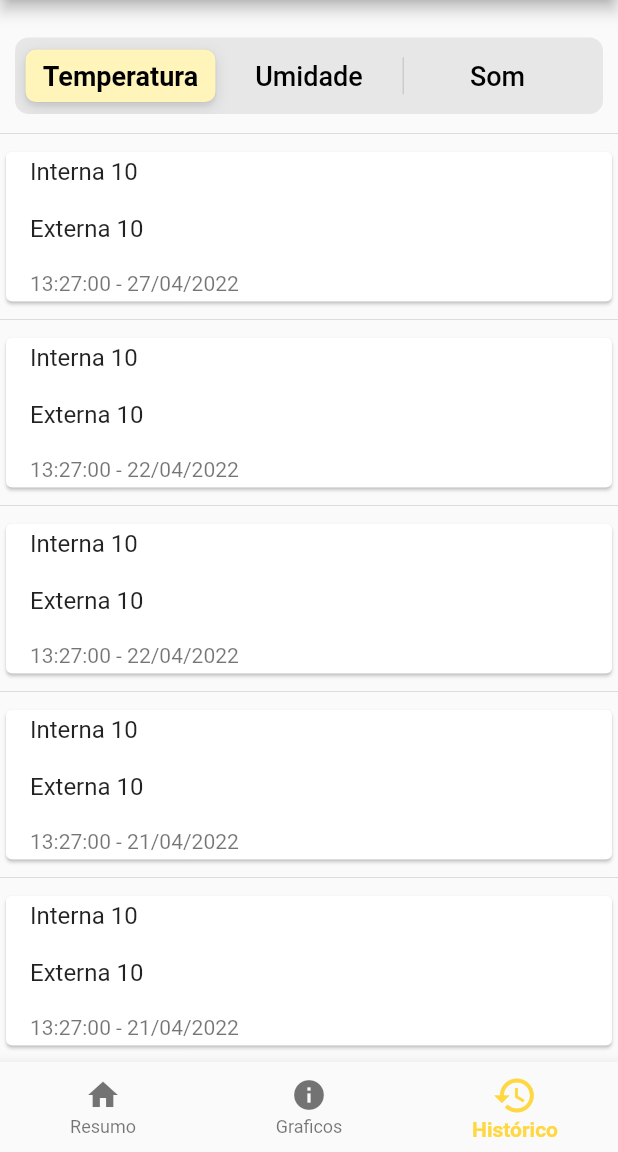
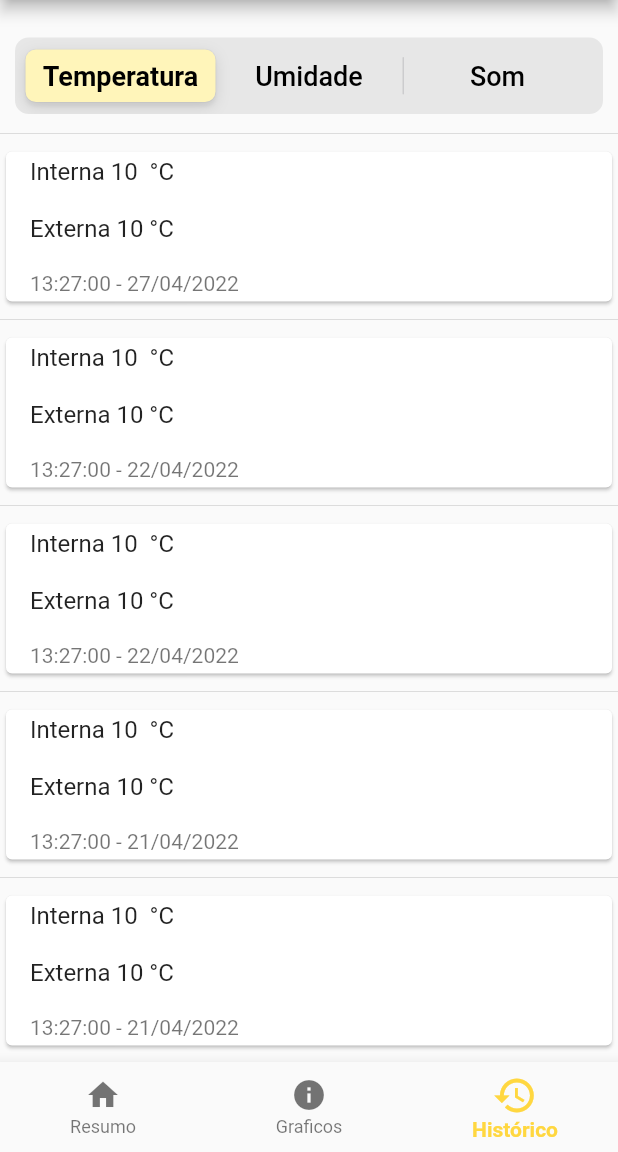
Before and after one commit to Apicultores/mobile-app, a Flutter app: the screen it shows after launch, item 3 of the bottom bar chosen, on a phone screen of 412 x 824 dp, the part 84-1236 px from its top. Run offline on Flutter 3.47's test engine with Material 2 defaults, Android fonts, the phone set to English and light mode, and no system bars; our stand-ins replace syncfusion_flutter_charts.

Commit message:
adição de unidade de medida na tela de histórico

```diff
--- a/bee_monitoring_app/lib/Scenes/TimeLine/TimelineViewModel.dart
+++ b/bee_monitoring_app/lib/Scenes/TimeLine/TimelineViewModel.dart
@@ -30,17 +30,17 @@ class TimelineViewModel {
       case Type.temperatureInside:
         String temperatureInside = item.temperatureInside;
         String temperatureOutside = item.temperatureOutside;
-        return "Interna $temperatureInside \n\nExterna $temperatureOutside\n";
+        return "Interna $temperatureInside  °C\n\nExterna $temperatureOutside °C\n";
       case Type.temperatureOutside:
         return item.temperatureOutside;
       case Type.humidityInside:
         String humidityInside = item.humidityInside;
         String humidityOutside = item.humidityOutside;
-        return "Interna $humidityInside \n\nExterna $humidityOutside\n";
+        return "Interna $humidityInside  g/m³\n\nExterna $humidityOutside g/m³\n";
       case Type.humidityOutside:
         return item.humidityOutside;
       case Type.sound:
-        return item.sound;
+        return "${item.sound} dB";
     }
   }
 }
```
